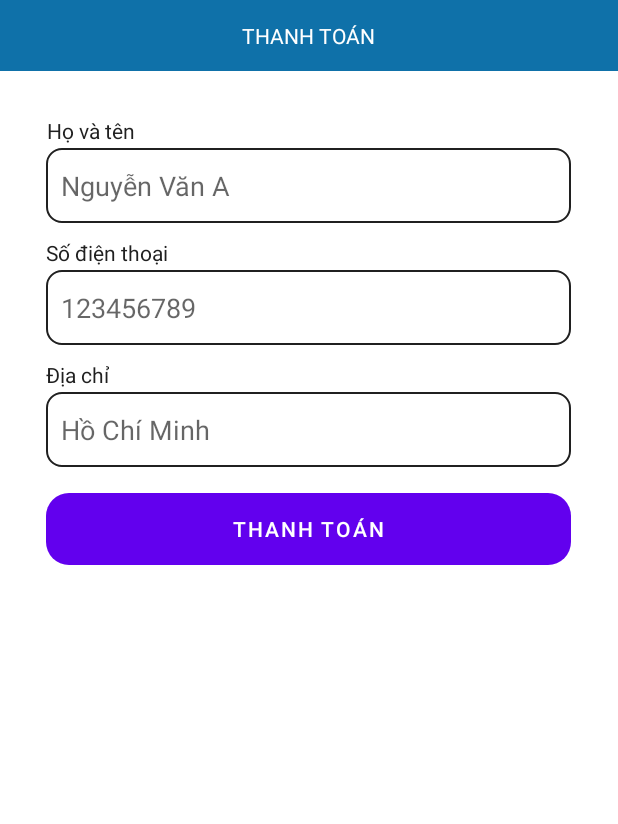
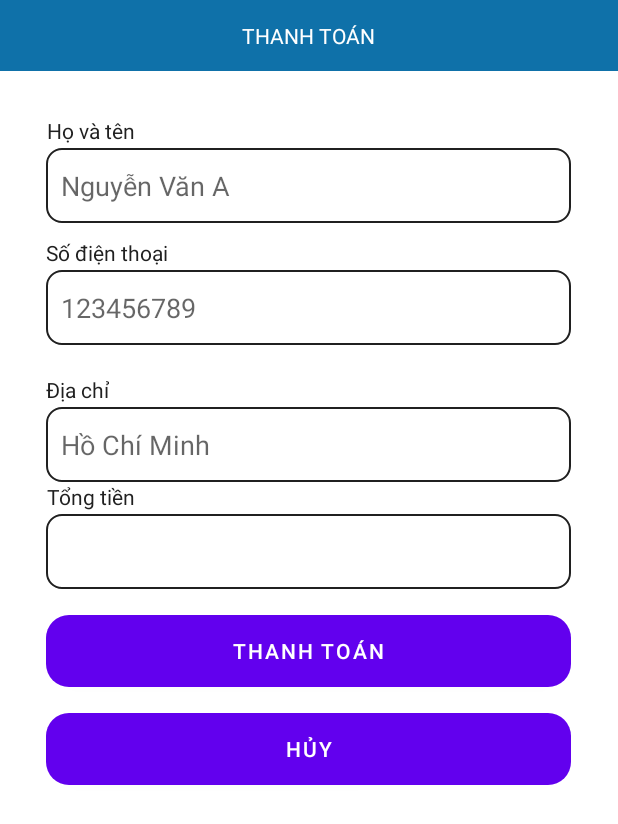
Before and after one commit to catb0t0/LTDT_Foody, an Android app: the layout activity_payment.xml on its own in the app's theme, with its tools: preview values and no code run, on a phone screen of 412 x 824 dp. Shown: the top 824 px of the screen. Run offline under Robolectric (Android 15) with nearby library versions, the phone set to English and light mode, and no system bars.

Commit message:
Fix bug 2nd, finish cash out, finsh cart, finish delivery

```diff
--- a/app/src/main/AndroidManifest.xml
+++ b/app/src/main/AndroidManifest.xml
@@ -25,6 +25,9 @@
             android:name=".UserInformationActivity"
             android:exported="false" />
         <activity
+            android:name=".PaymentActivity"
+            android:exported="false" />
+        <activity
             android:name=".Login"
             android:exported="true">
             <intent-filter>
--- a/app/src/main/java/hcmute/edu/vn/foody_04/components/CartCard.java
+++ b/app/src/main/java/hcmute/edu/vn/foody_04/components/CartCard.java
@@ -4,7 +4,7 @@ import android.annotation.SuppressLint;
 import android.app.AlertDialog;
 import android.content.Context;
 import android.view.LayoutInflater;
-import android.widget.ImageButton;
+import android.widget.Button;
 import android.widget.ImageView;
 import android.widget.LinearLayout;
 import android.widget.TextView;
@@ -55,7 +55,7 @@ public class CartCard extends LinearLayout {
         TextView tvAddress = findViewById(R.id.tvFoodRestaurantAddress);
         TextView tvPrice = findViewById(R.id.tvFoodPrice);
 
-        ImageButton btnDelete = findViewById(R.id.btnDeleteCartItem);
+        Button btnDelete = findViewById(R.id.buttonXoaCart);
         btnDelete.setOnClickListener(view -> {
             AlertDialog.Builder dialog = new AlertDialog.Builder(getContext());
             dialog.setMessage("Bạn có muốn xóa món " + food.getName() + " không?");
@@ -67,7 +67,7 @@ public class CartCard extends LinearLayout {
             dialog.show();
         });
 
-        if(!activatedDelete) btnDelete.setVisibility(INVISIBLE);
+        //if(!activatedDelete) btnDelete.setVisibility(INVISIBLE);
 
         // Set information for cart card
         image.setImageBitmap(DbHandler.convertByteArrayToBitmap(food.getImage()));
--- a/app/src/main/java/hcmute/edu/vn/foody_04/fragment/RestaurantFragment.java
+++ b/app/src/main/java/hcmute/edu/vn/foody_04/fragment/RestaurantFragment.java
@@ -84,7 +84,8 @@ public class RestaurantFragment extends Fragment {
                             .commit();
                 }
             });
-            foodCartContainer = mainView.findViewById(R.id.categoryFoodCartContainer);
+
+            foodCartContainer = (LinearLayout) mainView.findViewById(R.id.categoryFoodCartContainer);
             getRestaurantData();
         }
         return mainView;
@@ -97,7 +98,7 @@ public class RestaurantFragment extends Fragment {
         catch (Exception e){}
         // Add food cart to layout container
 
-        dao = new DAO(mainView.getContext());
+            dao = new DAO(mainView.getContext());
         ArrayList<Restaurant> restaurantArrayList;
 
         restaurantArrayList = dao.getAllRestaurant();
--- a/app/src/main/res/layout/activity_payment.xml
+++ b/app/src/main/res/layout/activity_payment.xml
@@ -5,6 +5,7 @@
     android:layout_height="match_parent"
     android:orientation="vertical"
     tools:context=".PaymentActivity">
+
     <LinearLayout
         android:layout_width="match_parent"
         android:orientation="vertical"
@@ -79,25 +80,55 @@
         android:layout_gravity="center"
         android:orientation="vertical"
         android:layout_height="wrap_content">
+
+        <LinearLayout
+            android:layout_width="match_parent"
+            android:layout_height="match_parent"
+            android:layout_gravity="center"
+            android:layout_marginTop="10sp"
+            android:orientation="vertical">
+
+            <TextView
+                android:layout_width="wrap_content"
+                android:layout_height="wrap_content"
+                android:layout_gravity="start"
+                android:gravity="center"
+                android:text="Địa chỉ"
+                android:textColor="#202020" />
+
+            <EditText
+                android:id="@+id/editText_payment_address"
+                android:layout_width="350sp"
+                android:layout_height="50sp"
+                android:layout_marginTop="2sp"
+                android:autofillHints="postalAddress"
+                android:background="@drawable/bg_edit_text"
+                android:hint="Hồ Chí Minh"
+                android:inputType="text"
+                android:maxLines="1"
+                android:paddingStart="10sp"
+                android:paddingEnd="0sp" />
+        </LinearLayout>
+
         <TextView
             android:layout_width="wrap_content"
             android:layout_height="wrap_content"
-            android:text="Địa chỉ"
-            android:textColor="#202020"
             android:layout_gravity="start"
-            android:gravity="center"/>
+            android:gravity="center"
+            android:text="Tổng tiền"
+            android:textColor="#202020" />
+
         <EditText
-            android:id="@+id/editText_payment_address"
-            android:autofillHints="postalAddress"
-            android:inputType="text"
+            android:id="@+id/editText_payment_MoneySum"
             android:layout_width="350sp"
             android:layout_height="50sp"
+            android:layout_marginTop="2sp"
+            android:autofillHints="postalAddress"
+            android:background="@drawable/bg_edit_text"
+            android:inputType="text"
             android:maxLines="1"
-            android:background="@drawable/bg_edit_text"
-            android:hint="Hồ Chí Minh"
             android:paddingStart="10sp"
-            android:paddingEnd="0sp"
-            android:layout_marginTop="2sp"/>
+            android:paddingEnd="0sp" />
     </LinearLayout>
     <Button
         android:id="@+id/btnThanhToanThanhToan"
@@ -108,4 +139,14 @@
         android:textColor="@color/white"
         android:text="THANH TOÁN"
         android:layout_height="wrap_content"/>
+
+    <Button
+        android:id="@+id/btnThanhToanHuyBo"
+        android:layout_width="350sp"
+        android:layout_height="wrap_content"
+        android:layout_gravity="center"
+        android:layout_marginTop="17sp"
+        android:background="@drawable/bg_box_rounded"
+        android:text="HỦY"
+        android:textColor="@color/white" />
 </LinearLayout>
--- a/app/src/main/res/layout/fragment_chat.xml
+++ b/app/src/main/res/layout/fragment_chat.xml
@@ -58,7 +58,7 @@
                     android:id="@+id/tvDangDen"
                     android:layout_width="wrap_content"
                     android:layout_height="match_parent"
-                    android:text="ĐANG ĐÉN"
+                    android:text="Đang đến"
                     android:textColor="@color/black"
                     android:layout_gravity="center"
                     android:gravity="center"/>
@@ -73,7 +73,7 @@
                     android:id="@+id/tvLichSu"
                     android:layout_width="wrap_content"
                     android:layout_height="match_parent"
-                    android:text="LỊCH SỬ"
+                    android:text="Lịch sử"
                     android:textColor="@color/black"
                     android:layout_gravity="center"
                     android:gravity="center"/>
```
Also changed, not shown: app/src/main/java/hcmute/edu/vn/foody_04/CategoryActivity.java (+5 -4 lines), app/src/main/java/hcmute/edu/vn/foody_04/FoodInfoActivity.java (+22 -9 lines), app/src/main/java/hcmute/edu/vn/foody_04/MainActivity.java (+12 -0 lines), app/src/main/java/hcmute/edu/vn/foody_04/PaymentActivity.java (+31 -10 lines), app/src/main/java/hcmute/edu/vn/foody_04/database/DbHandler.java (+13 -2 lines), app/src/main/java/hcmute/edu/vn/foody_04/fragment/ChatFragment.java (+25 -12 lines), app/src/main/res/layout/cart_card.xml (+6 -6 lines), app/src/main/res/layout/order_card.xml (+18 -13 lines), app/src/main/res/drawable/order.png.
